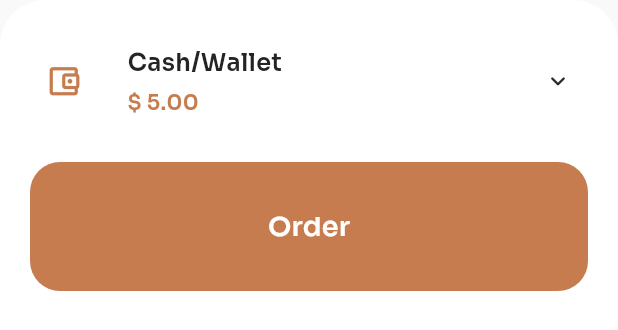
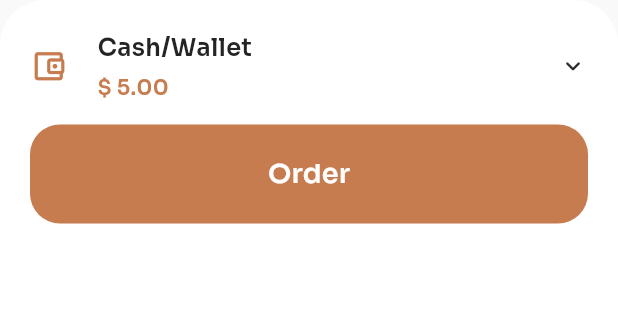
Before and after one commit to Reh4m/flutter-coffee-shop-app, a Flutter app: the BottomBarWidget widget shown alone on an empty page, opened directly, on a phone screen of 412 x 824 dp. Shown: the top 330 px of the screen. Run offline on Flutter 3.47's test engine with Material 3 defaults, Android fonts, the phone set to English and light mode, and no system bars; our stand-ins replace animated_toggle_switch, google_fonts, readmore.

Commit message:
Style (OrderScreen): Update 'BottomBar' size and space

```diff
--- a/lib/src/screens/order/order_screen.dart
+++ b/lib/src/screens/order/order_screen.dart
@@ -19,7 +19,7 @@ class OrderScreen extends StatefulWidget {
 class _OrderScreenState extends State<OrderScreen> {
   @override
   Widget build(BuildContext context) {
-    const double bottomBarHeight = 198;
+    const double bottomBarHeight = 163;
 
     return Scaffold(
       body: SafeArea(
--- a/lib/src/screens/order/widgets/bottom_bar_widget.dart
+++ b/lib/src/screens/order/widgets/bottom_bar_widget.dart
@@ -17,16 +17,14 @@ class BottomBarWidget extends StatelessWidget {
       ),
       child: Column(
         children: [
-          Container(
-            padding: const EdgeInsets.all(10),
-            child: Row(
+          Row(
             children: [
               Icon(
                 Icons.account_balance_wallet_outlined,
                 color: LightTheme.primaryColor,
                 size: 25,
               ),
-                SizedBox(width: 30),
+              SizedBox(width: 20),
               Column(
                 crossAxisAlignment: CrossAxisAlignment.start,
                 children: [
@@ -57,12 +55,11 @@ class BottomBarWidget extends StatelessWidget {
               ),
             ],
           ),
-          ),
-          SizedBox(height: 20),
+          SizedBox(height: 15),
           MaterialButton(
             onPressed: () {},
             minWidth: Size.infinite.width,
-            padding: const EdgeInsets.symmetric(horizontal: 100, vertical: 30),
+            padding: const EdgeInsets.symmetric(vertical: 20),
             elevation: 0,
             shape: RoundedRectangleBorder(
               borderRadius: BorderRadius.circular(20),
```
Lines whose indentation alone changed are shown as unchanged.
